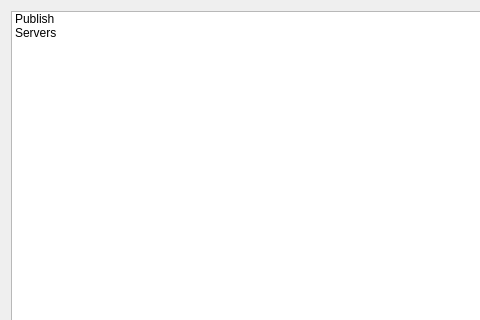
First picture: the form in geocatbridge/ui/bridgedialog.ui, repository GeoCat/qgis-bridge-plugin, before the edit; both pictures show x 0 to 480 and y 0 to 320 of the 1100 by 672 pixel window.
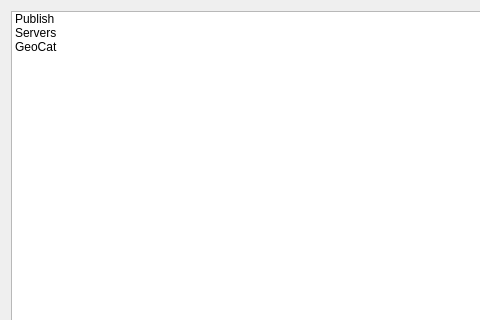
Second picture: the form after the edit.

The edit to the form file:
```diff
--- a/geocatbridge/ui/bridgedialog.ui
+++ b/geocatbridge/ui/bridgedialog.ui
@@ -26,6 +26,11 @@
        <string>Servers</string>
       </property>
      </item>
+     <item>
+      <property name="text">
+       <string>GeoCat</string>
+      </property>
+     </item>
     </widget>
    </item>
    <item>
```
